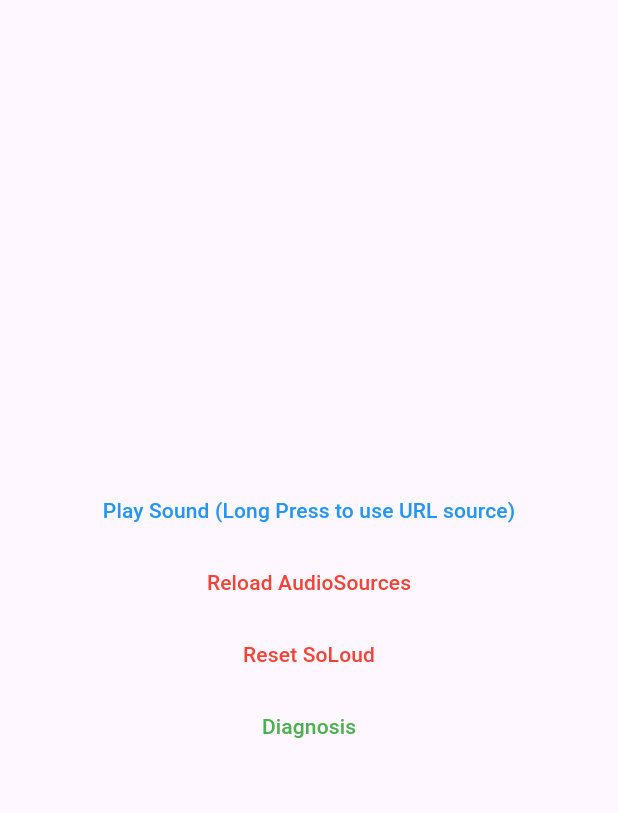
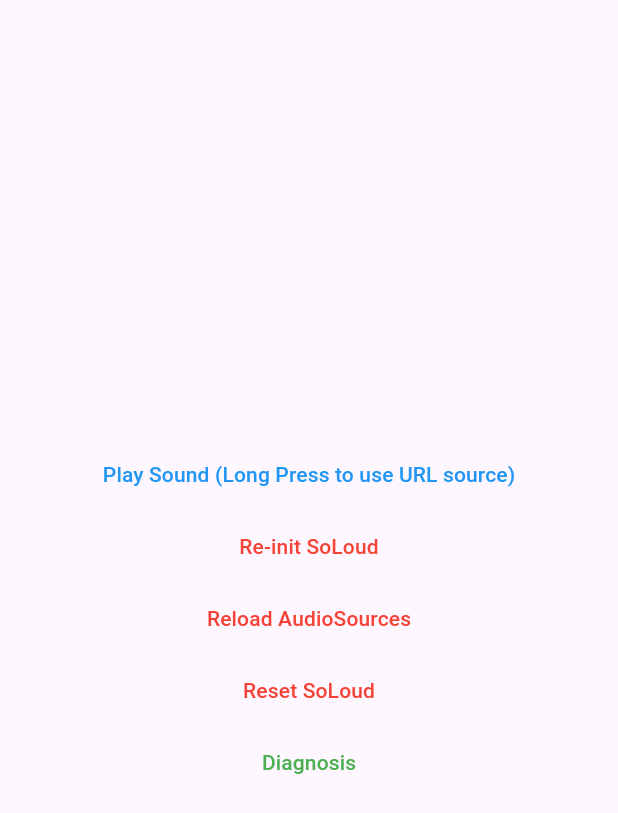
Before and after one commit to yangyuan/flutter-issues, a Flutter app: the screen it shows after launch, on a phone screen of 412 x 824 dp. Shown: the top 813 px of the screen. Run offline on Flutter 3.47's test engine with Material 3 defaults, Android fonts, the phone set to English and light mode, and no system bars; missing offline and left inert: flutter_soloud.

Commit message:
add more fine control.

```diff
--- a/lib/main.dart
+++ b/lib/main.dart
@@ -60,6 +60,14 @@
               TextButton(
                 style: TextButton.styleFrom(foregroundColor: Colors.red),
                 onPressed: () async {
+                  soloud = SoLoud.instance;
+                  await soloud.init();
+                },
+                child: Text('Re-init SoLoud'),
+              ),
+              TextButton(
+                style: TextButton.styleFrom(foregroundColor: Colors.red),
+                onPressed: () async {
                   drawCard = await soloud.loadAsset(
                     'assets/audio/draw_card.wav',
                   );
```
